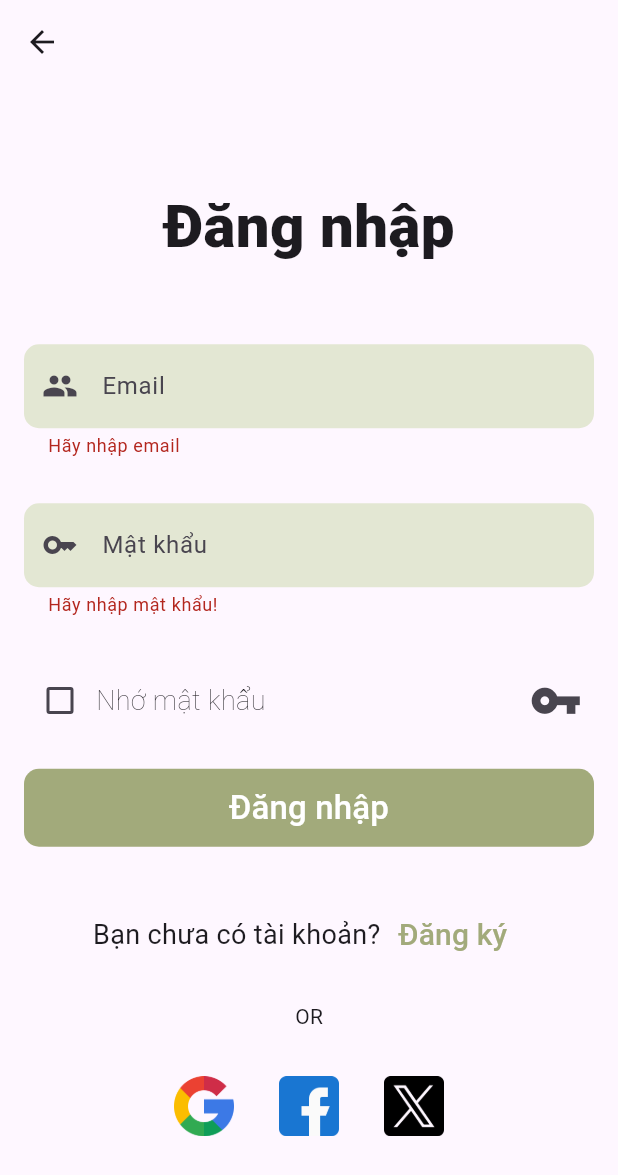
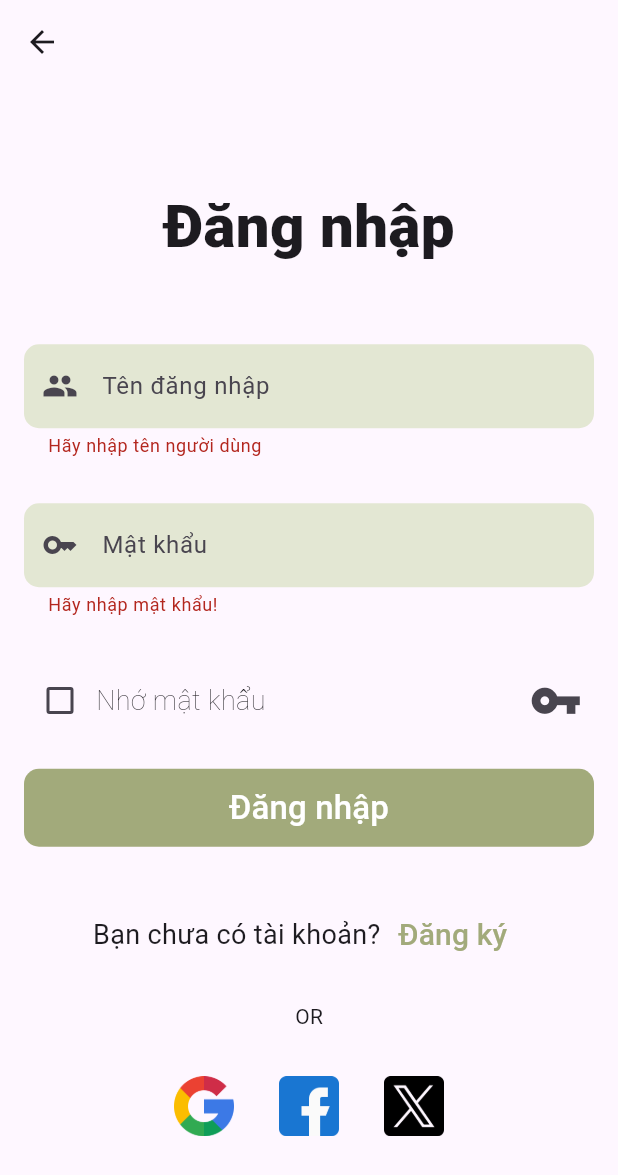
Before and after one commit to Anhbinhcasau/app_cosmetic_v1, a Flutter app: the LoginPage screen opened directly, after a tap on "Đăng nhập", on a phone screen of 412 x 824 dp. Shown: the top 1175 px of the screen. Run offline on Flutter 3.47's test engine with Material 3 defaults, Android fonts, the phone set to English and light mode, and no system bars; our stand-ins replace animated_splash_screen, carousel_slider, expansion_tile_card, fl_chart, flutter_image_slideshow, flutter_rating_bar and 3 more; accounts and stored records are empty.

Commit message:
sign in, sign up

```diff
--- a/lib/screen/sign_in.dart
+++ b/lib/screen/sign_in.dart
@@ -1,5 +1,6 @@
 import 'package:app_cosmetic/screen/user/profile/forgot_pass.dart';
 import 'package:app_cosmetic/screen/sign_up.dart';
+import 'package:app_cosmetic/widgets/user/user_view_model.dart';
 import 'package:flutter/material.dart';
 
 class LoginPageApp extends StatelessWidget {
@@ -22,15 +23,28 @@ class LoginPage extends StatefulWidget {
 
 class _LoginPageState extends State<LoginPage> {
   final _formKey = GlobalKey<FormState>();
-  final TextEditingController _emailController = TextEditingController();
+  UserListViewModel userListViewModel = UserListViewModel();
+  final TextEditingController _nameController = TextEditingController();
   final TextEditingController _passwordController = TextEditingController();
   bool isChecked = false;
 
-  void _submitForm() {
+  Future<void> _submitForm() async {
     if (_formKey.currentState?.validate() ?? false) {
-      ScaffoldMessenger.of(context).showSnackBar(
-        const SnackBar(content: Text('Xin chào !!')),
-      );
+      _formKey.currentState?.save();
+      String userName = _nameController.text.trim();
+      String password = _passwordController.text.trim();
+
+      try {
+        await userListViewModel.signInUser(userName, password);
+        ScaffoldMessenger.of(context).showSnackBar(
+          const SnackBar(content: Text('Xin chào')),
+        );
+        Navigator.pop(context);
+      } catch (e) {
+        ScaffoldMessenger.of(context).showSnackBar(
+          SnackBar(content: Text('Đăng nhập thất bại: $e')),
+        );
+      }
     }
   }
 
@@ -63,9 +77,9 @@ class _LoginPageState extends State<LoginPage> {
                   ),
                   const SizedBox(height: 50),
                   TextFormField(
-                    controller: _emailController,
+                    controller: _nameController,
                     decoration: const InputDecoration(
-                      hintText: 'Email',
+                      hintText: 'Tên đăng nhập',
                       prefixIcon: Icon(Icons.people),
                       border: OutlineInputBorder(
                         borderRadius: BorderRadius.all(Radius.circular(10.0)),
@@ -77,10 +91,7 @@ class _LoginPageState extends State<LoginPage> {
                     keyboardType: TextInputType.emailAddress,
                     validator: (value) {
                       if (value == null || value.isEmpty) {
-                        return 'Hãy nhập email';
-                      } else if (!RegExp(r'^[^@]+@[^@]+\.[^@]+')
-                          .hasMatch(value)) {
-                        return 'Email không hợp lệ';
+                        return 'Hãy nhập tên người dùng';
                       }
                       return null;
                     },
--- a/lib/screen/sign_up.dart
+++ b/lib/screen/sign_up.dart
@@ -1,10 +1,9 @@
-import 'dart:io';
 import 'package:app_cosmetic/model/user.model.dart';
 import 'package:app_cosmetic/screen/admin/navbar_admin.dart';
 import 'package:app_cosmetic/widgets/user/user_view_model.dart';
 import 'package:flutter/material.dart';
 import 'package:app_cosmetic/screen/sign_in.dart';
-import 'package:flutter/widgets.dart';
+
 
 class SignUpPageApp extends StatelessWidget {
   const SignUpPageApp({super.key});
--- a/lib/services/user_service.dart
+++ b/lib/services/user_service.dart
@@ -7,7 +7,6 @@ import 'package:http/http.dart' as http;
 class UserServices {
 
   static Future<User?> signUp(User user) async {
-    print(user.userName);
     Map<String, dynamic> userJson = user.toJson();
     final response = await http.post(
       Uri.parse('${Api.DB_URI}/auth/signup'),
```
Also changed, not shown: lib/services/auth_service.dart (+21 -5 lines), lib/widgets/user/user_view_model.dart (+18 -1 lines).
